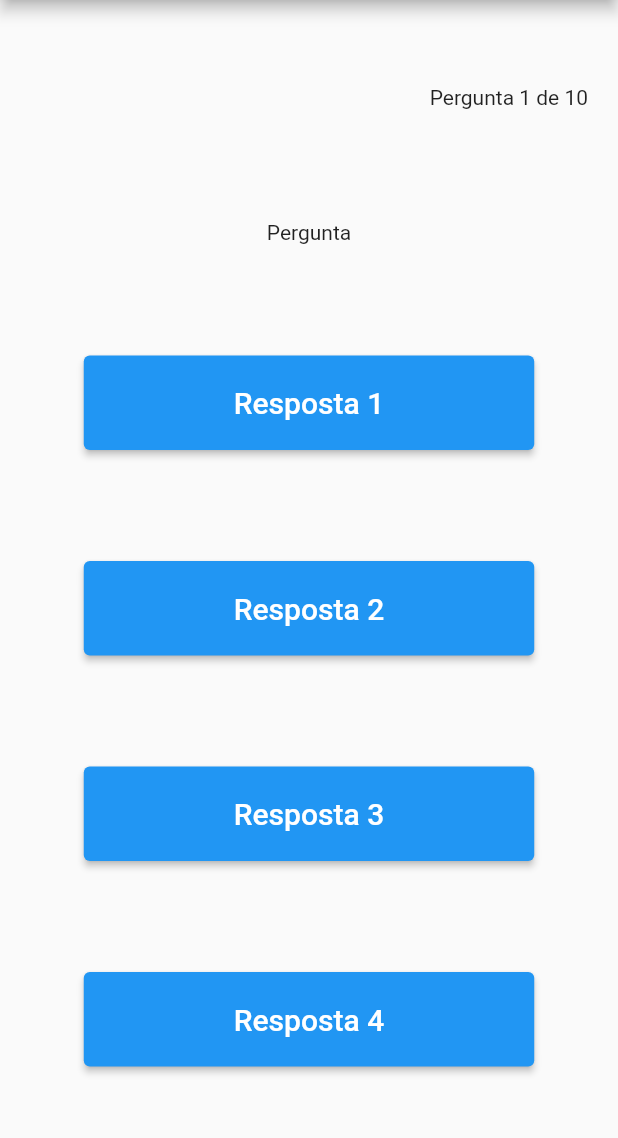
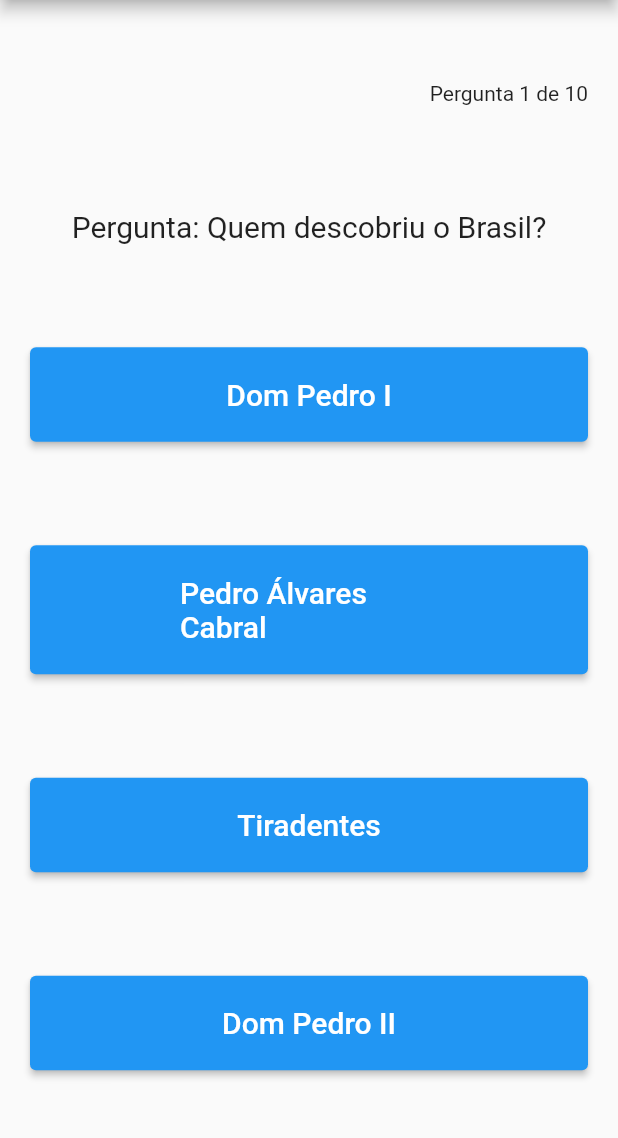
Before and after one commit to lucasantoniodev/quizapp, a Flutter app: the screen it shows after launch, on a phone screen of 412 x 824 dp, the part 84-1222 px from its top. Run offline on Flutter 3.47's test engine with Material 2 defaults, Android fonts, the phone set to English and light mode, and no system bars.

Commit message:
Estrutura de listas de dados - parte 2

```diff
--- a/lib/pages/quiz.dart
+++ b/lib/pages/quiz.dart
@@ -25,16 +25,11 @@ class _QuizState extends State<Quiz> {
 
     quiz.add({
       "pergunta": "O Flutter é:",
-      "respostas": [
-        "Uma linguagem",
-        "Um aplicativo",
-        "Um SDK",
-        "Um notebook"
-      ],
+      "respostas": ["Uma linguagem", "Um aplicativo", "Um SDK", "Um notebook"],
       "alternativa_correta": 3
     });
 
-    debugPrint('Dados do Quiz');
+    int perguntaNumero = 1;
 
     return MaterialApp(
       home: Scaffold(
@@ -48,45 +43,63 @@ class _QuizState extends State<Quiz> {
           child: Column(
             mainAxisAlignment: MainAxisAlignment.spaceAround,
             children: [
-              const Align(
+              Align(
                 alignment: Alignment.topRight,
-                  child: Text('Pergunta 1 de 10')),
-              const Text('Pergunta'),
-              ElevatedButton(
-                onPressed: () => debugPrint('Pressionado 1'),
-                child: const Text(
-                  'Resposta 1',
-                  style: TextStyle(fontSize: 20),
+                child: Text('Pergunta $perguntaNumero de 10'),
+              ),
+              Text('Pergunta: ${quiz[perguntaNumero - 1]["pergunta"]}',
+                  style: const TextStyle(fontSize: 20)),
+              SizedBox(
+                width: double.infinity,
+                child: ElevatedButton(
+                  onPressed: () =>
+                      debugPrint('${quiz[perguntaNumero - 1]["respostas"][0]}'),
+                  child: Text(
+                    '${quiz[perguntaNumero - 1]["respostas"][0]}',
+                    style: const TextStyle(fontSize: 20),
                   ),
                   style: ElevatedButton.styleFrom(
                       padding: const EdgeInsets.fromLTRB(100, 20, 100, 20)),
                 ),
-              ElevatedButton(
-                onPressed: () => debugPrint('Pressionado 2'),
-                child: const Text(
-                  'Resposta 2',
-                  style: TextStyle(fontSize: 20),
+              ),
+              SizedBox(
+                width: double.infinity,
+                child: ElevatedButton(
+                  onPressed: () =>
+                      debugPrint('${quiz[perguntaNumero - 1]["respostas"][1]}'),
+                  child: Text(
+                    '${quiz[perguntaNumero - 1]["respostas"][1]}',
+                    style: const TextStyle(fontSize: 20),
                   ),
                   style: ElevatedButton.styleFrom(
                       padding: const EdgeInsets.fromLTRB(100, 20, 100, 20)),
                 ),
-              ElevatedButton(
-                onPressed: () => debugPrint('Pressionado 3'),
-                child: const Text(
-                  'Resposta 3',
-                  style: TextStyle(fontSize: 20),
+              ),
+              SizedBox(
+                width: double.infinity,
+                child: ElevatedButton(
+                  onPressed: () =>
+                      debugPrint('${quiz[perguntaNumero - 1]["respostas"][2]}'),
+                  child: Text(
+                    '${quiz[perguntaNumero - 1]["respostas"][2]}',
+                    style: const TextStyle(fontSize: 20),
                   ),
                   style: ElevatedButton.styleFrom(
                       padding: const EdgeInsets.fromLTRB(100, 20, 100, 20)),
                 ),
-              ElevatedButton(
-                onPressed: () => debugPrint('Pressionado 4'),
-                child: const Text(
-                  'Resposta 4',
-                  style: TextStyle(fontSize: 20),
+              ),
+              SizedBox(
+                width: double.infinity,
+                child: ElevatedButton(
+                  onPressed: () =>
+                      debugPrint('${quiz[perguntaNumero - 1]["respostas"][3]}'),
+                  child: Text(
+                    '${quiz[perguntaNumero - 1]["respostas"][3]}',
+                    style: const TextStyle(fontSize: 20),
                   ),
                   style: ElevatedButton.styleFrom(
                       padding: const EdgeInsets.fromLTRB(100, 20, 100, 20)),
+                ),
               ),
             ],
           ),
```
Lines whose indentation alone changed are shown as unchanged.
